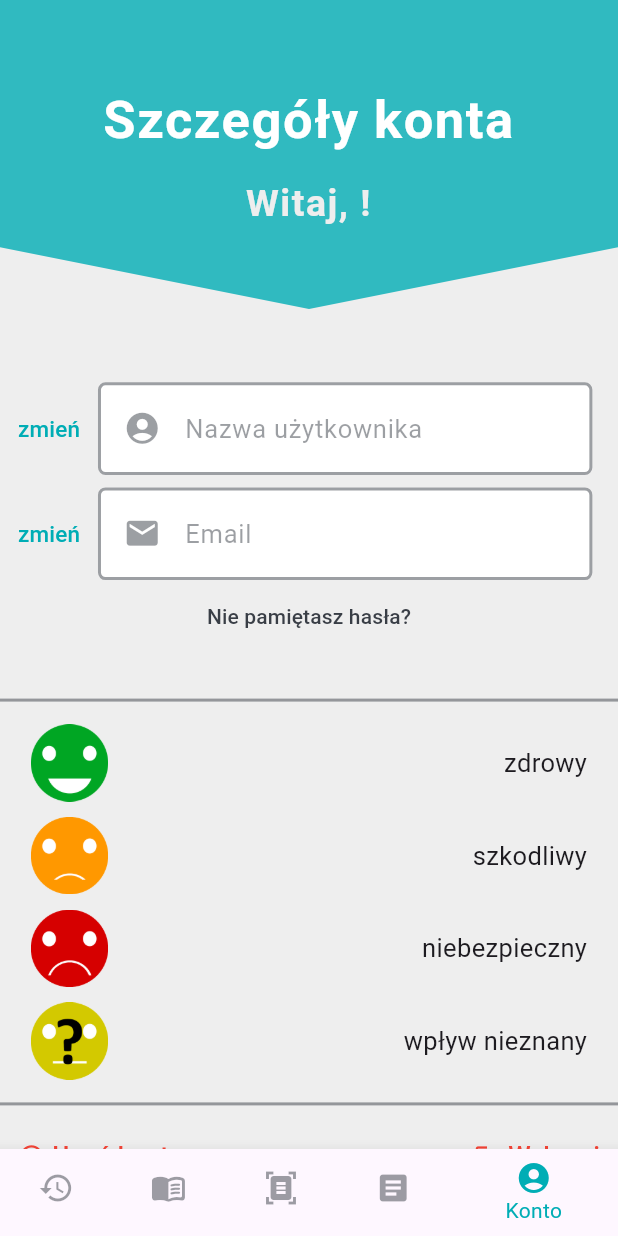
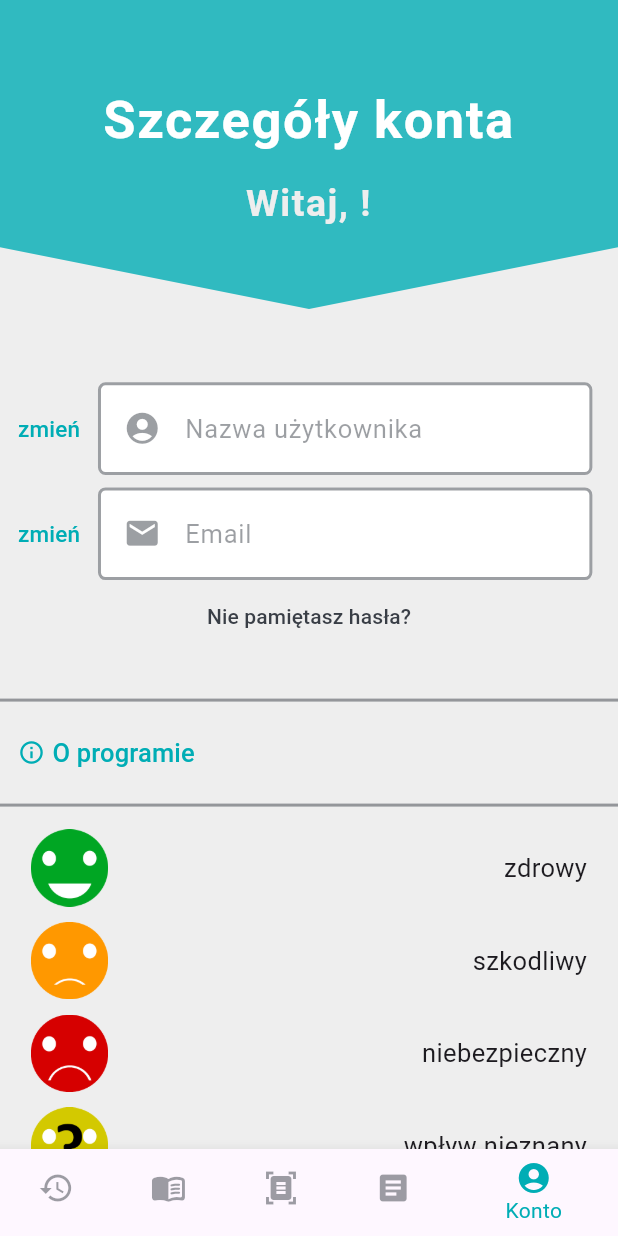
Before and after one commit to Grzechosz/ConsumerAssistant, a Flutter app: the screen it shows once a user with an empty profile is signed in, item 5 of the bottom bar chosen, on a phone screen of 412 x 824 dp. Run offline on Flutter 3.47's test engine with Material 3 defaults, Android fonts, the phone set to English and light mode, and no system bars; our stand-ins replace cached_network_image, camera, cloud_firestore, firebase_auth, firebase_core, firebase_messaging and 8 more; missing offline and left inert: dart:ffi, flutter_tesseract_ocr; accounts and stored records are empty.

Commit message:
Update account_screen.dart

```diff
--- a/lib/screens/account/account_screen.dart
+++ b/lib/screens/account/account_screen.dart
@@ -325,6 +325,8 @@ class _AccountScreenState extends State<AccountScreen> {
                 fontSize: Constants.subTitleSize, color: Colors.red),
           ),
           spacer,
+          _buildInfoButton(context),
+          spacer,
           _buildEmoticonsLegend(screenSize),
           spacer,
           Row(
@@ -400,4 +402,38 @@ class _AccountScreenState extends State<AccountScreen> {
       });
     }
   }
+
+  Widget _buildInfoButton(BuildContext context) {
+    return TextButton(
+      child: Row(  children: [
+        Icon(
+          Icons.info_outline,
+          color: Constants.sea,
+        ),
+        SizedBox(
+        width: 5,
+        ),
+        Text(
+        "O programie",
+        style: TextStyle(fontSize: Constants.headerSize, color: Constants.sea),
+        ),
+        ]),
+
+        onPressed: () {
+          _showInfoDialog(context);
+        });
+  }
+
+  Future _showInfoDialog(BuildContext context) {
+    return showDialog(
+        context: context,
+        builder: (context) {
+          return AboutDialog(
+            applicationName: "Asystent Konsumenta",
+            children: [
+              Text("Aplikacja powstała na Wydziale Informatyki Politechniki Białostockiej")
+            ],
+          );
+        });
+  }
 }
```
